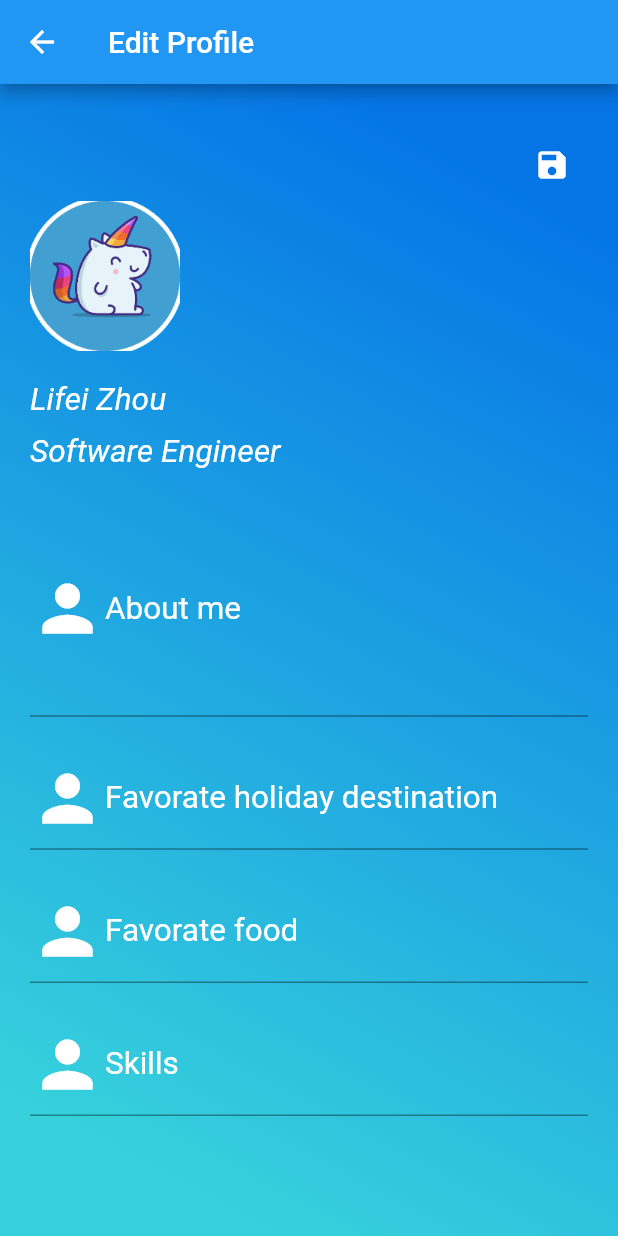
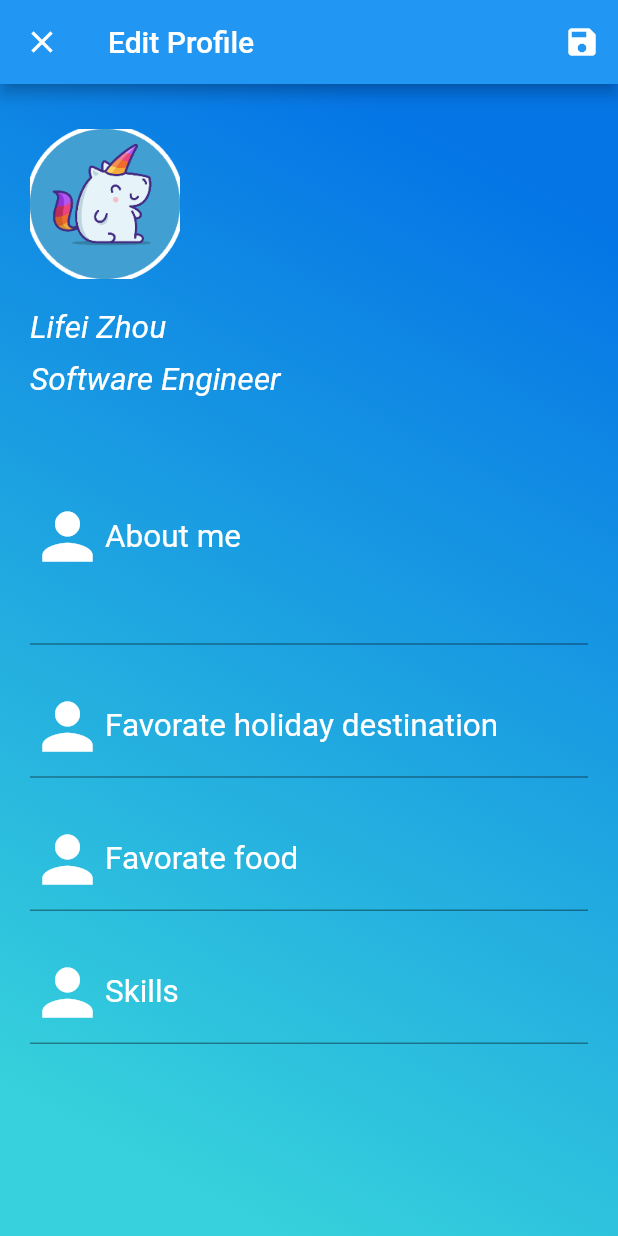
Before and after one commit to lifeifei/onboarding, a Flutter app: the EditProfilePage screen opened by its route, on a phone screen of 412 x 824 dp. Run offline on Flutter 3.47's test engine with Material 2 defaults, Android fonts, the phone set to English and light mode, and no system bars; our stand-ins replace carousel_slider, flutter_swiper.

Commit message:
changed the edit behaviour

```diff
--- a/lib/pages/profile/edit_profile_page.dart
+++ b/lib/pages/profile/edit_profile_page.dart
@@ -8,20 +8,34 @@ class EditProfilePage extends StatelessWidget {
   Widget build(BuildContext context) {
     return Scaffold(
         resizeToAvoidBottomPadding: true,
-        appBar: AppBar(title: Text('Edit Profile'),),
+        appBar: AppBar(
+          title: Text('Edit Profile'),
+          automaticallyImplyLeading: false,
+          leading: new IconButton(
+            icon: new Icon(Icons.close),
+            onPressed: () {
+              if (Navigator.canPop(context)) {
+                Navigator.pop(context);
+              } else {
+                Navigator.pushNamed(context, '/viewProfile');
+              }
+            },
+          ),
+          actions: <Widget>[
+            new IconButton(
+              icon: new Icon(Icons.save),
+              onPressed: () {
+                Navigator.pushNamed(context, '/viewProfile');
+              },
+            ),
+          ],
+        ),
         body: Container(
           decoration: PageDecoration.buildBoxDecoration(),
           child: Container(
             margin: EdgeInsets.symmetric(vertical: 30, horizontal: 20.0),
             child: Column(
               children: <Widget>[
-                Container(
-                    child: IconButton(
-                        icon: Icon(Icons.save),
-                        color: Colors.white,
-                        onPressed: () =>
-                            Navigator.pushNamed(context, '/viewProfile')),
-                    alignment: Alignment.topRight),
                 Expanded(
                   child: EditProfile(),
                 )
```
